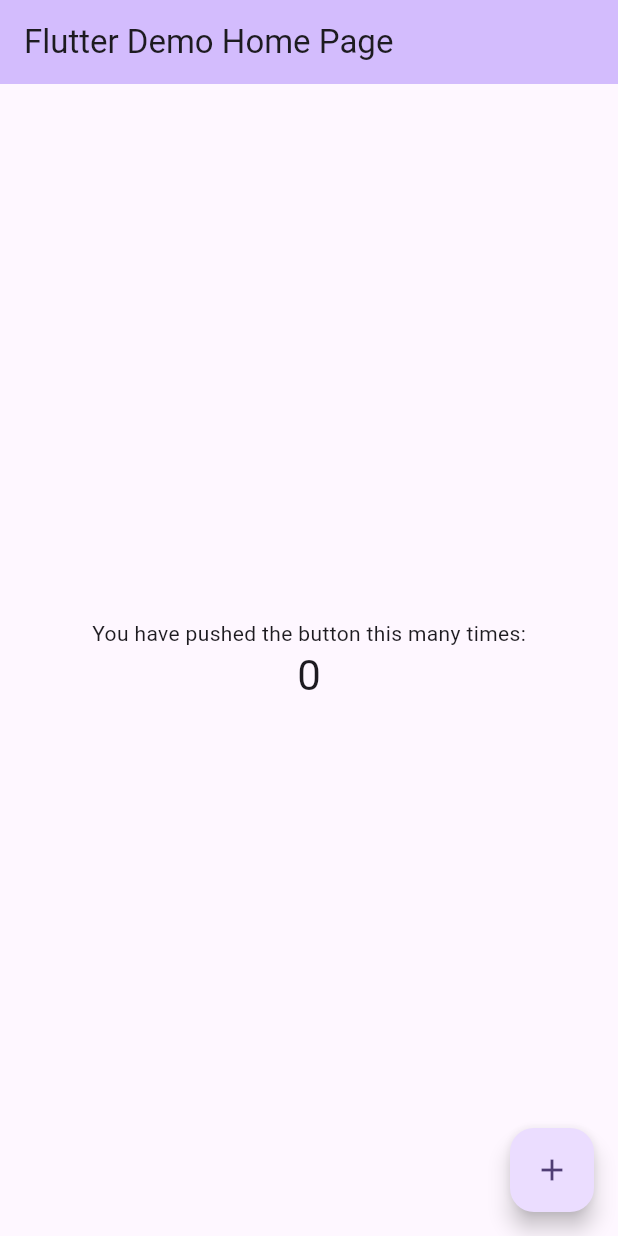
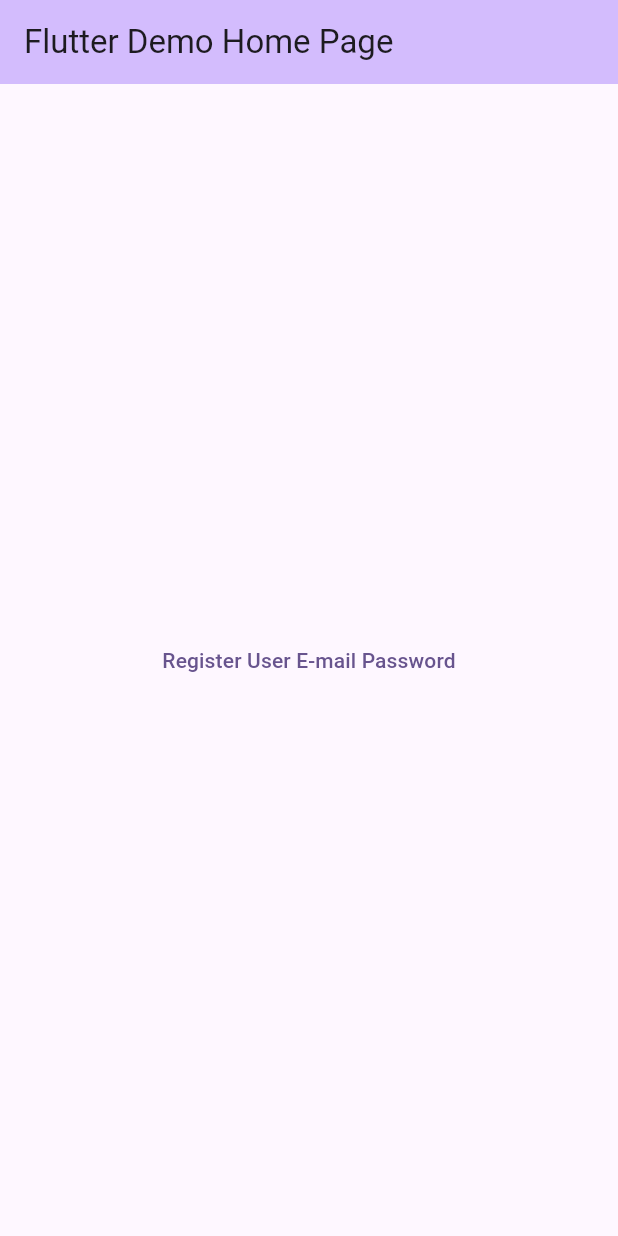
Before and after one commit to enzozami/flutter-firebase-estudo, a Flutter app: the screen it shows after launch, on a phone screen of 412 x 824 dp. Run offline on Flutter 3.47's test engine with Material 3 defaults, Android fonts, the phone set to English and light mode, and no system bars; our stand-ins replace firebase_auth, firebase_core; accounts and stored records are empty.

Commit message:
Configurando Firebase Auth e criando um novo usuario

```diff
--- a/lib/main.dart
+++ b/lib/main.dart
@@ -1,5 +1,6 @@
 import 'package:flutter/material.dart';
 import 'package:firebase_core/firebase_core.dart';
+import 'package:flutter_firebase_example/auth/email_password/register_page.dart';
 
 Future<void> main() async {
   WidgetsFlutterBinding.ensureInitialized();
@@ -16,6 +17,9 @@ class MyApp extends StatelessWidget {
       theme: ThemeData(
         colorScheme: ColorScheme.fromSeed(seedColor: Colors.deepPurple),
       ),
+      routes: {
+        '/auth/email_password/register': (_) => RegisterPage(),
+      },
       home: const MyHomePage(title: 'Flutter Demo Home Page'),
     );
   }
@@ -29,13 +33,6 @@ class MyHomePage extends StatefulWidget {
 }
 
 class _MyHomePageState extends State<MyHomePage> {
-  int _counter = 0;
-  void _incrementCounter() {
-    setState(() {
-      _counter++;
-    });
-  }
-
   @override
   Widget build(BuildContext context) {
     return Scaffold(
@@ -47,18 +44,13 @@ class _MyHomePageState extends State<MyHomePage> {
         child: Column(
           mainAxisAlignment: MainAxisAlignment.center,
           children: <Widget>[
-            const Text('You have pushed the button this many times:'),
-            Text(
-              '$_counter',
-              style: Theme.of(context).textTheme.headlineMedium,
+            TextButton(
+              onPressed: () => Navigator.of(context).pushNamed('/auth/email_password/register'),
+              child: Text('Register User E-mail Password'),
             ),
+            // TextButton(onPressed: onPressed, child: Text('')),
           ],
         ),
-      ),
-      floatingActionButton: FloatingActionButton(
-        onPressed: _incrementCounter,
-        tooltip: 'Increment',
-        child: const Icon(Icons.add),
       ),
     );
   }
--- a/pubspec.yaml
+++ b/pubspec.yaml
@@ -35,6 +35,7 @@ dependencies:
   # Use with the CupertinoIcons class for iOS style icons.
   cupertino_icons: ^1.0.8
   firebase_core: ^4.1.0
+  firebase_auth: ^6.0.2
 
 dev_dependencies:
   flutter_test:
```
Also changed, not shown: lib/auth/email_password/register_page.dart (added, +60 -0 lines), pubspec.lock.
